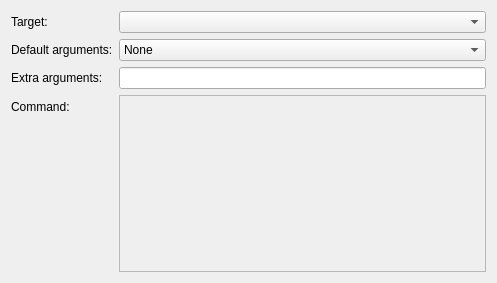
Above: project/nimcompilerbuildstepconfigwidget.ui from shentok/rust-creator before the change. Below: the same form after it.
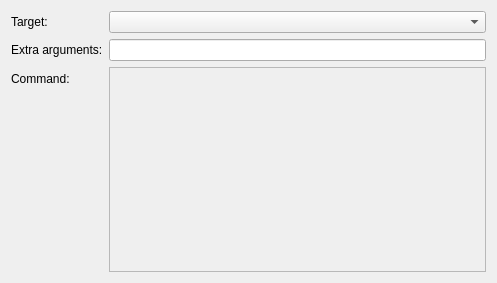
That is the form after the change.

Patch:
```diff
--- a/project/nimcompilerbuildstepconfigwidget.ui
+++ b/project/nimcompilerbuildstepconfigwidget.ui
@@ -29,24 +29,24 @@
      <item row="0" column="1">
       <widget class="QComboBox" name="targetComboBox"/>
      </item>
-     <item row="2" column="0">
+     <item row="1" column="0">
       <widget class="QLabel" name="additionalArgumentsLabel">
        <property name="text">
         <string>Extra arguments:</string>
        </property>
       </widget>
      </item>
-     <item row="2" column="1">
+     <item row="1" column="1">
       <widget class="QLineEdit" name="additionalArgumentsLineEdit"/>
      </item>
-     <item row="3" column="0">
+     <item row="2" column="0">
       <widget class="QLabel" name="commandLabel">
        <property name="text">
         <string>Command:</string>
        </property>
       </widget>
      </item>
-     <item row="3" column="1">
+     <item row="2" column="1">
       <widget class="QTextEdit" name="commandTextEdit">
        <property name="enabled">
         <bool>false</bool>
@@ -59,32 +59,6 @@
        </property>
       </widget>
      </item>
-     <item row="1" column="0">
-      <widget class="QLabel" name="defaultArgumentsLabel">
-       <property name="text">
-        <string>Default arguments:</string>
-       </property>
-      </widget>
-     </item>
-     <item row="1" column="1">
-      <widget class="QComboBox" name="defaultArgumentsComboBox">
-       <item>
-        <property name="text">
-         <string>None</string>
-        </property>
-       </item>
-       <item>
-        <property name="text">
-         <string>Debug</string>
-        </property>
-       </item>
-       <item>
-        <property name="text">
-         <string>Release</string>
-        </property>
-       </item>
-      </widget>
-     </item>
     </layout>
    </item>
   </layout>
```
Left out of the diff: 1 changed line with no effect on the pictures.
